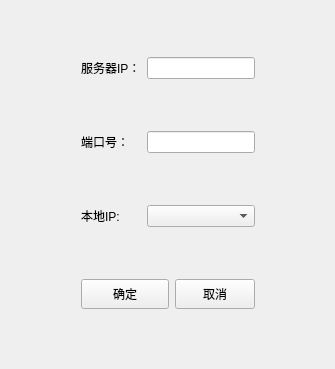
Qt form Design/setting.ui (J03kr/Design) before a commit.
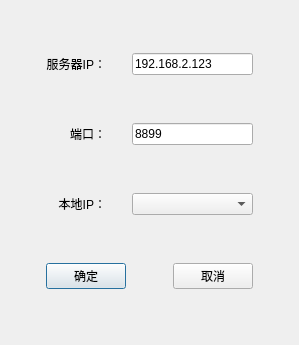
The same form after that commit.

```diff
--- a/Design/setting.ui
+++ b/Design/setting.ui
@@ -1,58 +1,106 @@
 <?xml version="1.0" encoding="UTF-8"?>
 <ui version="4.0">
  <class>Setting</class>
- <widget class="QWidget" name="Setting">
+ <widget class="QDialog" name="Setting">
   <property name="geometry">
    <rect>
     <x>0</x>
     <y>0</y>
-    <width>335</width>
-    <height>369</height>
+    <width>299</width>
+    <height>345</height>
    </rect>
   </property>
   <property name="windowTitle">
-   <string>Form</string>
+   <string>Dialog</string>
   </property>
   <layout class="QGridLayout" name="gridLayout">
+   <item row="3" column="1" colspan="2">
+    <widget class="QPushButton" name="m_yes">
+     <property name="maximumSize">
+      <size>
+       <width>80</width>
+       <height>30</height>
+      </size>
+     </property>
+     <property name="text">
+      <string>确定</string>
+     </property>
+    </widget>
+   </item>
    <item row="0" column="1">
     <widget class="QLabel" name="label">
+     <property name="layoutDirection">
+      <enum>Qt::LeftToRight</enum>
+     </property>
      <property name="text">
       <string>服务器IP：</string>
      </property>
+     <property name="alignment">
+      <set>Qt::AlignRight|Qt::AlignTrailing|Qt::AlignVCenter</set>
+     </property>
     </widget>
    </item>
-   <item row="2" column="2" colspan="2">
-    <widget class="QComboBox" name="m_localhost"/>
+   <item row="1" column="0">
+    <spacer name="horizontalSpacer">
+     <property name="orientation">
+      <enum>Qt::Horizontal</enum>
+     </property>
+     <property name="sizeHint" stdset="0">
+      <size>
+       <width>40</width>
+       <height>20</height>
+      </size>
+     </property>
+    </spacer>
    </item>
-   <item row="3" column="3">
+   <item row="1" column="1">
+    <widget class="QLabel" name="label_2">
+     <property name="layoutDirection">
+      <enum>Qt::LeftToRight</enum>
+     </property>
+     <property name="text">
+      <string>端口：</string>
+     </property>
+     <property name="alignment">
+      <set>Qt::AlignRight|Qt::AlignTrailing|Qt::AlignVCenter</set>
+     </property>
+    </widget>
+   </item>
+   <item row="3" column="4">
     <widget class="QPushButton" name="m_no">
-     <property name="maximumSize">
-      <size>
-       <width>90</width>
-       <height>30</height>
-      </size>
-     </property>
      <property name="text">
       <string>取消</string>
      </property>
     </widget>
    </item>
+   <item row="1" column="5">
+    <spacer name="horizontalSpacer_2">
+     <property name="orientation">
+      <enum>Qt::Horizontal</enum>
+     </property>
+     <property name="sizeHint" stdset="0">
+      <size>
+       <width>40</width>
+       <height>20</height>
+      </size>
+     </property>
+    </spacer>
+   </item>
    <item row="2" column="1">
     <widget class="QLabel" name="label_3">
-     <property name="text">
-      <string>本地IP:</string>
+     <property name="layoutDirection">
+      <enum>Qt::LeftToRight</enum>
      </property>
-    </widget>
-   </item>
-   <item row="1" column="1">
-    <widget class="QLabel" name="label_2">
      <property name="text">
-      <string>端口号：</string>
+      <string>本地IP：</string>
      </property>
+     <property name="alignment">
+      <set>Qt::AlignRight|Qt::AlignTrailing|Qt::AlignVCenter</set>
+     </property>
     </widget>
    </item>
-   <item row="1" column="0">
-    <spacer name="horizontalSpacer">
+   <item row="3" column="3">
+    <spacer name="horizontalSpacer_3">
      <property name="orientation">
       <enum>Qt::Horizontal</enum>
      </property>
@@ -64,37 +112,22 @@
      </property>
     </spacer>
    </item>
-   <item row="0" column="2" colspan="2">
-    <widget class="QLineEdit" name="m_server"/>
+   <item row="2" column="3" colspan="2">
+    <widget class="QComboBox" name="m_localhost"/>
    </item>
-   <item row="1" column="2" colspan="2">
-    <widget class="QLineEdit" name="m_port"/>
-   </item>
-   <item row="3" column="1" colspan="2">
-    <widget class="QPushButton" name="m_yes">
-     <property name="maximumSize">
-      <size>
-       <width>90</width>
-       <height>30</height>
-      </size>
-     </property>
+   <item row="1" column="3" colspan="2">
+    <widget class="QLineEdit" name="m_port">
      <property name="text">
-      <string>确定</string>
+      <string>8899</string>
      </property>
     </widget>
    </item>
-   <item row="1" column="4">
-    <spacer name="horizontalSpacer_2">
-     <property name="orientation">
-      <enum>Qt::Horizontal</enum>
+   <item row="0" column="3" colspan="2">
+    <widget class="QLineEdit" name="m_server">
+     <property name="text">
+      <string>192.168.2.123</string>
      </property>
-     <property name="sizeHint" stdset="0">
-      <size>
-       <width>40</width>
-       <height>20</height>
-      </size>
-     </property>
-    </spacer>
+    </widget>
    </item>
   </layout>
  </widget>
```
